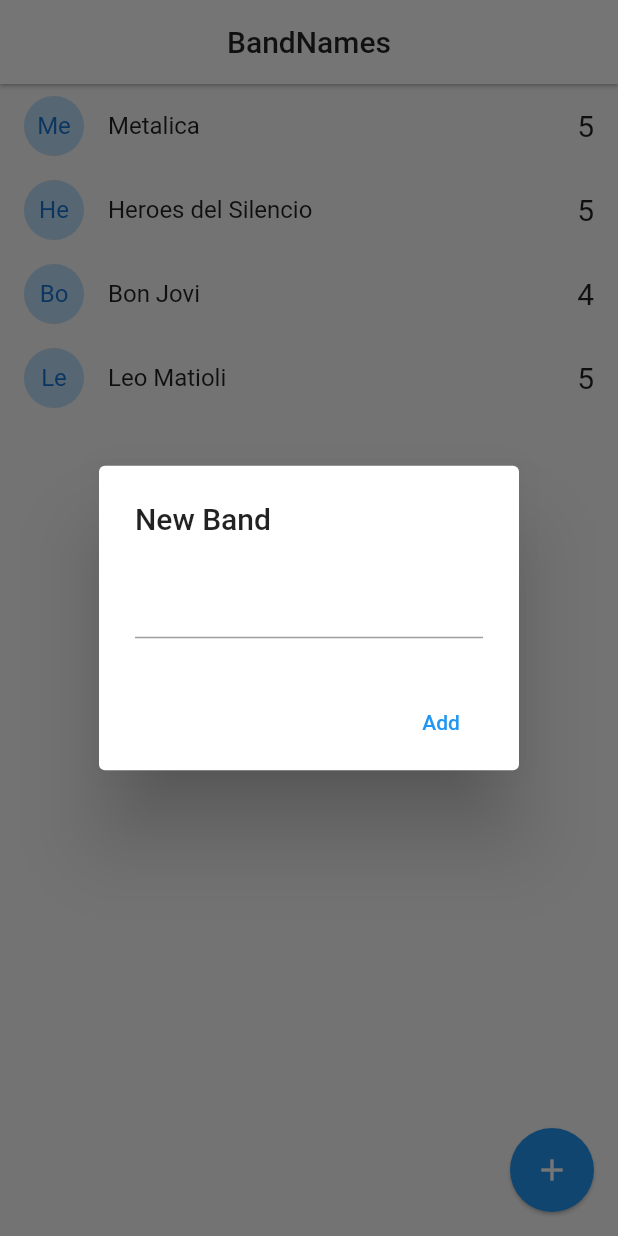
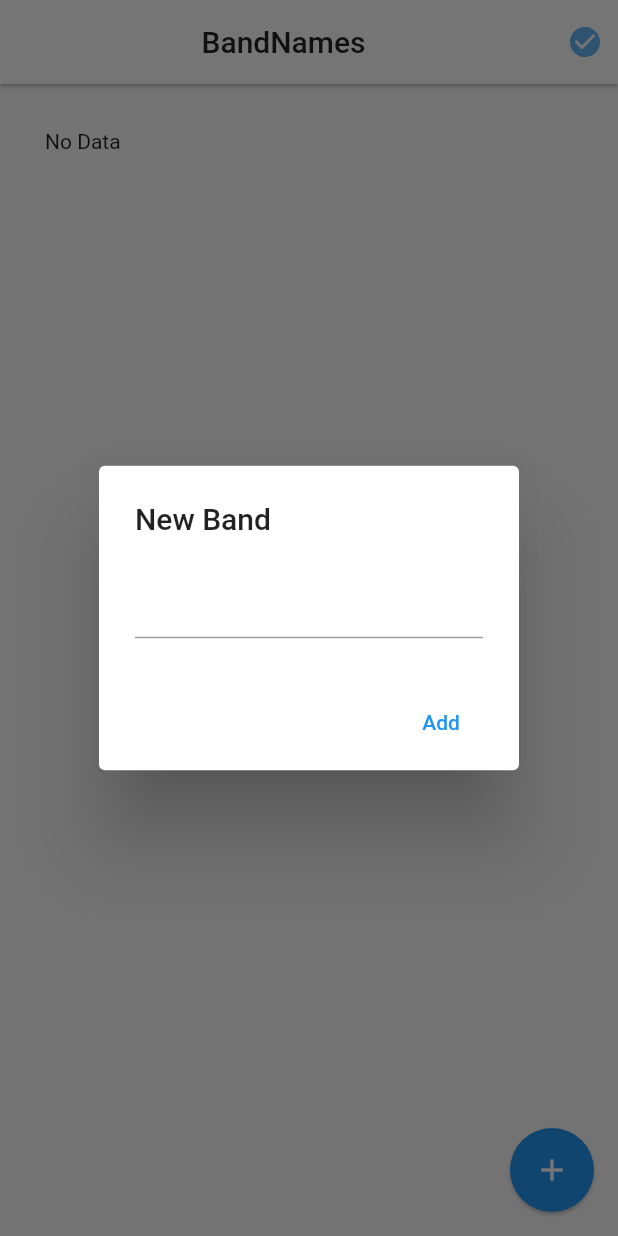
Before and after one commit to gmencacci/flutter-bandnames-socket, a Flutter app: the screen it shows after launch, after a tap on the "add" icon, on a phone screen of 412 x 824 dp. Run offline on Flutter 3.47's test engine with Material 2 defaults, Android fonts, the phone set to English and light mode, and no system bars; our stand-ins replace pie_chart, socket_io_client; network calls fail.

Commit message:
App terminada

```diff
--- a/lib/main.dart
+++ b/lib/main.dart
@@ -1,15 +1,24 @@
 import 'package:band_names/pages/home.dart';
+import 'package:band_names/pages/status.dart';
+import 'package:band_names/services/socket_service.dart';
 import 'package:flutter/material.dart';
+import 'package:provider/provider.dart';
 
 void main() => runApp(MyApp());
 
 class MyApp extends StatelessWidget {
   @override
   Widget build(BuildContext context) {
-    return MaterialApp(
-        debugShowCheckedModeBanner: false,
-        title: 'Material App',
-        initialRoute: 'home',
-        routes: {'home': (_) => HomePage()});
+    return MultiProvider(
+      providers: [
+        ChangeNotifierProvider(
+            create: ( _ ) => SocketService())
+      ],
+      child: MaterialApp(
+          debugShowCheckedModeBanner: false,
+          title: 'Material App',
+          initialRoute: 'home',
+          routes: {'home': (_) => HomePage(), 'status': (_) => StatusPage()}),
+    );
   }
 }
--- a/lib/models/band.dart
+++ b/lib/models/band.dart
@@ -5,6 +5,8 @@ class Band {
 
   Band({this.id, this.name, this.votes});
 
-  factory Band.fromMap(Map<String, dynamic> obj) =>
-      Band(id: obj['id'], name: obj['name'], votes: obj['votes']);
+  factory Band.fromMap(Map<String, dynamic> obj) => Band(
+      id: obj.containsKey('id') ? obj['id'] : 'no-id',
+      name: obj.containsKey('name') ? obj['name'] : 'no-name',
+      votes: obj.containsKey('votes') ? obj['votes'] : 'no-votes');
 }
--- a/lib/pages/home.dart
+++ b/lib/pages/home.dart
@@ -1,8 +1,11 @@
 import 'dart:io';
 
 import 'package:band_names/models/band.dart';
+import 'package:band_names/services/socket_service.dart';
 import 'package:flutter/cupertino.dart';
 import 'package:flutter/material.dart';
+import 'package:pie_chart/pie_chart.dart';
+import 'package:provider/provider.dart';
 
 class HomePage extends StatefulWidget {
   @override
@@ -10,14 +13,33 @@ class HomePage extends StatefulWidget {
 }
 
 class _HomePageState extends State<HomePage> {
-  List<Band> bands = [
-    Band(id: '1', name: 'Metalica', votes: 5),
-    Band(id: '2', name: 'Heroes del Silencio', votes: 5),
-    Band(id: '3', name: 'Bon Jovi', votes: 4),
-    Band(id: '4', name: 'Leo Matioli', votes: 5),
-  ];
+  List<Band> bands = [];
+
+  @override
+  void initState() {
+    SocketService socketService =
+        Provider.of<SocketService>(context, listen: false);
+
+    socketService.socket.on('active-bands', (payload) {
+      bands = (payload as List).map((e) => Band.fromMap(e)).toList();
+
+      setState(() {});
+    });
+    super.initState();
+  }
+
+  @override
+  void dispose() {
+    SocketService socketService =
+        Provider.of<SocketService>(context, listen: false);
+    socketService.socket.off('active-bands');
+    super.dispose();
+  }
+
   @override
   Widget build(BuildContext context) {
+    SocketService socketService = Provider.of<SocketService>(context);
+
     return Scaffold(
       appBar: AppBar(
         backgroundColor: Colors.white,
@@ -28,12 +50,32 @@ class _HomePageState extends State<HomePage> {
           ),
         ),
         elevation: 1,
+        actions: [
+          Container(
+            margin: const EdgeInsets.only(right: 10),
+            child: (socketService.serverStatus == ServerStatus.Offline)
+                ? const Icon(
+                    Icons.offline_bolt,
+                    color: Colors.red,
+                  )
+                : Icon(
+                    Icons.check_circle,
+                    color: Colors.blue[300],
+                  ),
+          )
+        ],
       ),
-      body: ListView.builder(
-        itemCount: bands.length,
-        itemBuilder: (context, i) {
-          return _bandTile(bands[i]);
-        },
+      body: Column(
+        children: [
+          _showGraph(),
+          Expanded(
+              child: ListView.builder(
+            itemCount: bands.length,
+            itemBuilder: (context, i) {
+              return _bandTile(bands[i]);
+            },
+          ))
+        ],
       ),
       floatingActionButton: FloatingActionButton(
         elevation: 1,
@@ -44,28 +86,26 @@ class _HomePageState extends State<HomePage> {
   }
 
   Dismissible _bandTile(Band band) {
+    final SocketService socketService =
+        Provider.of<SocketService>(context, listen: false);
+
     return Dismissible(
-
-
-
       key: Key(band.id!),
       direction: DismissDirection.startToEnd,
-      onDismissed: (direction){
-
+      onDismissed: (direction) {
+        socketService.socket.emit('delete-band', {'id': band.id});
       },
       background: Container(
         padding: const EdgeInsets.only(left: 8.0),
-
         color: Colors.red,
         child: const Align(
           alignment: Alignment.centerLeft,
-          child: Text('Delete Band', style: TextStyle(color: Colors.white),), ),
+          child: Text(
+            'Delete Band',
+            style: TextStyle(color: Colors.white),
+          ),
+        ),
       ),
-
-
-
-
-
       child: ListTile(
         leading: CircleAvatar(
           child: Text(band.name!.substring(0, 2)),
@@ -77,7 +117,7 @@ class _HomePageState extends State<HomePage> {
         ),
         title: Text(band.name!),
         onTap: () {
-          print(band.name);
+          socketService.socket.emit('band-votes', {'id': band.id});
         },
       ),
     );
@@ -90,14 +130,14 @@ class _HomePageState extends State<HomePage> {
       return showDialog(
           context: context,
           builder: (_) => AlertDialog(
-                title: Text('New Band'),
+                title: const Text('New Band'),
                 content: TextField(
                   controller: textController,
                 ),
                 actions: [
                   MaterialButton(
                     onPressed: () => addBandToList(textController.text),
-                    child: Text('Add'),
+                    child: const Text('Add'),
                     elevation: 5,
                     textColor: Colors.blue,
                   )
@@ -130,9 +170,28 @@ class _HomePageState extends State<HomePage> {
   void addBandToList(String name) {
     if (name.length > 1) {
       //agregar
-      bands.add(Band(id: DateTime.now().toString(), name: name, votes: 2));
-      setState(() {});
+      SocketService socketService =
+          Provider.of<SocketService>(context, listen: false);
+      socketService.socket.emit('add-band', {'name': name});
     }
     Navigator.pop(context);
   }
+
+  Widget _showGraph() {
+    Map<String, double> dataMap = {};
+
+    for (var band in bands) {
+      dataMap.putIfAbsent(band.name!, () => band.votes!.toDouble());
+    }
+    print(dataMap);
+    return Container(
+      width: double.infinity,
+      height: 300,
+      //padding: const EdgeInsets.only(top: 30, bottom: 30, left: 30, right: 30),
+      padding: const EdgeInsets.all(30),
+      child: bands.isNotEmpty
+          ? PieChart(dataMap: dataMap, chartType: ChartType.ring)
+          : const Text('No Data'),
+    );
+  }
 }
--- /dev/null
+++ b/lib/services/socket_service.dart
@@ -0,0 +1,35 @@
+import 'package:flutter/material.dart';
+
+import 'package:socket_io_client/socket_io_client.dart' as io;
+
+enum ServerStatus { OnLine, Offline, Connecting }
+
+class SocketService with ChangeNotifier {
+  ServerStatus _serverStatus = ServerStatus.Connecting;
+  late io.Socket _socket;
+  ServerStatus get serverStatus => _serverStatus;
+  io.Socket get socket => _socket;
+
+  SocketService() {
+    _initConfig();
+  }
+
+  void _initConfig() {
+    // Dart client
+    _socket = io.io('http://192.168.79.58:3001/', {
+      'transports': ['websocket'],
+      'autoConnect': true
+    });
+
+    _socket.onConnect((_) {
+      _serverStatus = ServerStatus.OnLine;
+      notifyListeners();
+    });
+    //.on('connect', ( _ ) => print('cliente conectado'));
+
+    _socket.onDisconnect((_) {
+      _serverStatus = ServerStatus.Offline;
+      notifyListeners();
+    });
+  }
+}
```
Also changed, not shown: lib/pages/status.dart (added, +25 -0 lines), pubspec.yaml (+5 -17 lines), pubspec.lock.
